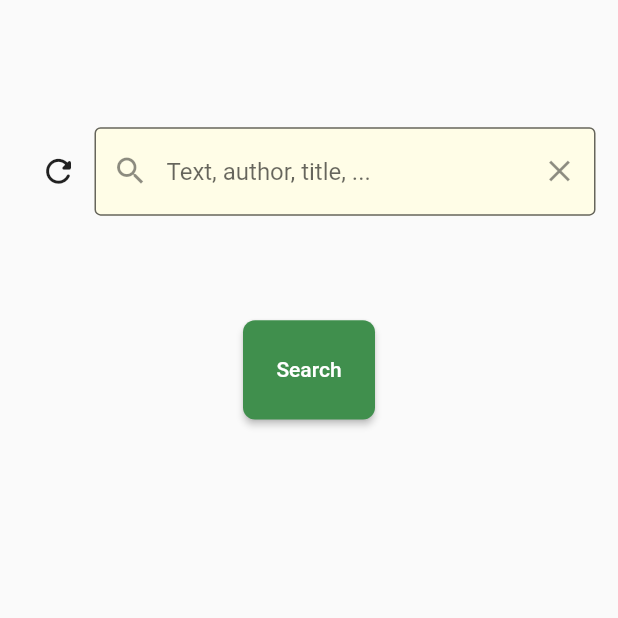
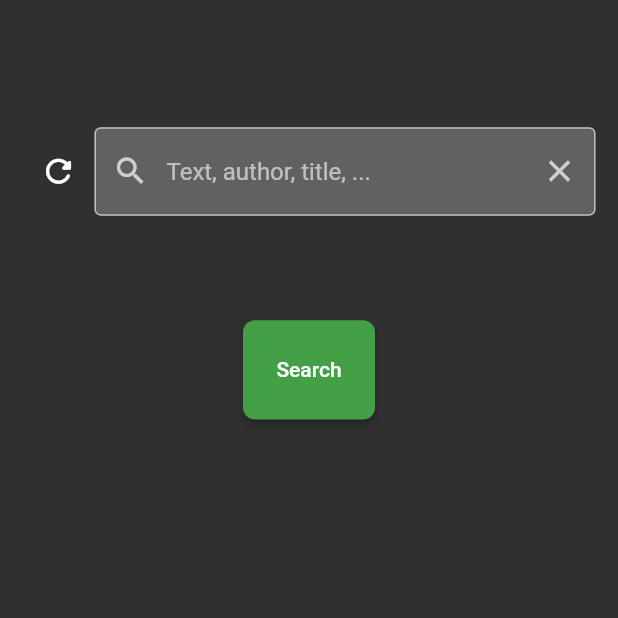
Before and after one commit to f-leoni/lyrics2, a Flutter app: the SearchScreen screen opened directly, after a tap on the "refresh" icon, on a phone screen of 412 x 824 dp, the top half of it. Run offline on Flutter 3.47's test engine with Material 2 defaults, Android fonts, the phone set to English and light mode, and no system bars; our stand-ins replace google_fonts, logger, package_info_plus, smooth_page_indicator, synchronized; missing offline and left inert: flutter_acrcloud, sqlbrite, xml2json; generated files the repository leaves out were written again.

Commit message:
Added light/dark theme management

```diff
--- a/lib/lyricstheme.dart
+++ b/lib/lyricstheme.dart
@@ -3,24 +3,24 @@ import 'package:google_fonts/google_fonts.dart';
 
 class LyricsTheme {
   static TextTheme lightTextTheme = TextTheme(
-    bodyText1: GoogleFonts.openSans(
-        fontSize: 14.0, fontWeight: FontWeight.w700, color: Colors.black),
-    headline1: GoogleFonts.openSans(
+    bodyText1: GoogleFonts.roboto(
+        fontSize: 13, fontWeight: FontWeight.normal, color: Colors.black),
+    headline1: GoogleFonts.roboto(
         fontSize: 32.0, fontWeight: FontWeight.bold, color: Colors.black),
-    headline2: GoogleFonts.openSans(
+    headline2: GoogleFonts.roboto(
         fontSize: 21.0, fontWeight: FontWeight.w700, color: Colors.black),
-    headline3: GoogleFonts.openSans(
+    headline3: GoogleFonts.roboto(
         fontSize: 16.0, fontWeight: FontWeight.w600, color: Colors.black),
   );
 
   static TextTheme darkTextTheme = TextTheme(
-    bodyText1: GoogleFonts.openSans(
-        fontSize: 14.0, fontWeight: FontWeight.w600, color: Colors.white),
-    headline1: GoogleFonts.openSans(
+    bodyText1: GoogleFonts.roboto(
+        fontSize: 13, fontWeight: FontWeight.normal, color: Colors.white),
+    headline1: GoogleFonts.roboto(
         fontSize: 32.0, fontWeight: FontWeight.bold, color: Colors.white),
-    headline2: GoogleFonts.openSans(
+    headline2: GoogleFonts.roboto(
         fontSize: 21.0, fontWeight: FontWeight.w700, color: Colors.white),
-    headline3: GoogleFonts.openSans(
+    headline3: GoogleFonts.roboto(
         fontSize: 16.0, fontWeight: FontWeight.w600, color: Colors.white),
   );
 
@@ -30,6 +30,8 @@ class LyricsTheme {
       primarySwatch: Colors.amber,
       brightness: Brightness.light,
       primaryColor: Colors.white,
+      /*colorScheme:
+          ColorScheme(background: Colors.white, secondary: Colors.black),*/
       accentColor: Colors.black,
       textTheme: lightTextTheme,
     );
--- a/lib/models/app_state_manager.dart
+++ b/lib/models/app_state_manager.dart
@@ -82,6 +82,7 @@ class AppStateManager extends ChangeNotifier {
   bool get isViewingLyric => _isViewingLyric;
   void set isViewingLyric(bool value) {
     _isViewingLyric = value;
+    //notifyListeners();
   }
 
   Lyric get viewedLyric => _viewedLyric;
--- a/lib/models/profile_manager.dart
+++ b/lib/models/profile_manager.dart
@@ -18,7 +18,7 @@ class ProfileManager extends ChangeNotifier {
 
   var _didSelectUser = false;
   var _tapOnRaywenderlich = false;
-  var _darkMode = false;
+  var _darkMode = true;
 
   set darkMode(bool darkMode) {
     _darkMode = darkMode;
--- a/lib/navigation/app_router.dart
+++ b/lib/navigation/app_router.dart
@@ -57,21 +57,27 @@ class AppRouter extends RouterDelegate
               ], // pages[]
             );
           } else {
-            return Container(
-                color: Colors.white,
-                child: const CircularProgressIndicator.adaptive(
-                  backgroundColor: Colors.white,
-                )); //;Text("No data found in settings")
+            return buildSpinner(); //;Text("No data found in settings")
           }
         } else {
-          return Container(
-              color: Colors.white,
-              child: const CircularProgressIndicator.adaptive(
-                backgroundColor: Colors.white,
-              )); //Text("Getting settings from DB")
+          return buildSpinner(); //Text("Getting settings from DB")
         }
       },
     );
+  }
+
+  Container buildSpinner() {
+    return Container(
+        color: Colors.black,
+        child: Center(
+          child: SizedBox(
+            width: 50,
+            height: 50,
+            child: const CircularProgressIndicator.adaptive(
+              backgroundColor: Colors.amber,
+            ),
+          ),
+        ));
   }
 
   @override
--- a/lib/screens/search_screen.dart
+++ b/lib/screens/search_screen.dart
@@ -30,9 +30,8 @@ class _SearchScreenState extends State<SearchScreen> {
     printer: PrettyPrinter(),
   );
   ACRCloudResponseMusicItem? music;
-  final Color rwColor = Color.fromRGBO(64, 143, 77, 1);
-  final TextStyle focusedStyle =
-      const TextStyle(color: Color.fromRGBO(64, 143, 77, 1));
+  /*final TextStyle focusedStyle =
+      const TextStyle(color: Color.fromRGBO(64, 143, 77, 1));*/
   final TextStyle unfocusedStyle = const TextStyle(color: Colors.grey);
   final _searchControllerText = TextEditingController();
   final _searchControllerAuthor = TextEditingController();
@@ -135,7 +134,8 @@ class _SearchScreenState extends State<SearchScreen> {
                 hintText: AppLocalizations.of(context)!.searchHint,
                 border: const OutlineInputBorder(),
                 filled: true,
-                fillColor: Colors.yellow[50],
+                fillColor:
+                    Theme.of(context).backgroundColor, //Colors.yellow[50],
               ),
               onEditingComplete: () => startSearch(context),
             ),
@@ -178,7 +178,8 @@ class _SearchScreenState extends State<SearchScreen> {
                         //hintStyle: const TextStyle(fontSize: 8),
                         border: const OutlineInputBorder(),
                         filled: true,
-                        fillColor: Colors.yellow[50],
+                        fillColor: Theme.of(context)
+                            .backgroundColor, //Colors.yellow[50],
                       ),
                       onEditingComplete: () => startSearch(context),
                     ),
@@ -201,7 +202,8 @@ class _SearchScreenState extends State<SearchScreen> {
                         //hintStyle: const TextStyle(fontSize: 8),
                         border: const OutlineInputBorder(),
                         filled: true,
-                        fillColor: Colors.yellow[50],
+                        fillColor: Theme.of(context)
+                            .backgroundColor, //Colors.yellow[50],
                       ),
                       onEditingComplete: () => startSearch(context),
                     ),
@@ -242,7 +244,7 @@ class _SearchScreenState extends State<SearchScreen> {
                         padding: EdgeInsets.fromLTRB(0, 20, 30, 0),
                         //color: Colors.red,
                         child: MaterialButton(
-                          color: rwColor,
+                          color: Theme.of(context).indicatorColor,
                           shape: RoundedRectangleBorder(
                             borderRadius: BorderRadius.circular(8.0),
                           ),
@@ -342,7 +344,7 @@ class _SearchScreenState extends State<SearchScreen> {
       return ConstrainedBox(
         constraints: const BoxConstraints(minHeight: 30, maxHeight: 50),
         child: MaterialButton(
-          color: rwColor,
+          color: Theme.of(context).indicatorColor,
           shape: RoundedRectangleBorder(
             borderRadius: BorderRadius.circular(8.0),
           ),
--- a/pubspec.yaml
+++ b/pubspec.yaml
@@ -15,7 +15,7 @@ publish_to: 'none' # Remove this line if you wish to publish to pub.dev
 # In iOS, build-name is used as CFBundleShortVersionString while build-number used as CFBundleVersion.
 # Read more about iOS versioning at
 # https://developer.apple.com/library/archive/documentation/General/Reference/InfoPlistKeyReference/Articles/CoreFoundationKeys.html
-version: 1.0.0+5
+version: 1.0.0+6
 
 environment:
   sdk: ">=2.15.0-178.1.beta <3.0.0"
```
Also changed, not shown: lib/screens/lyric_detail_screen.dart (+55 -34 lines), lib/screens/main_screen.dart (+16 -3 lines), 1 other file.
